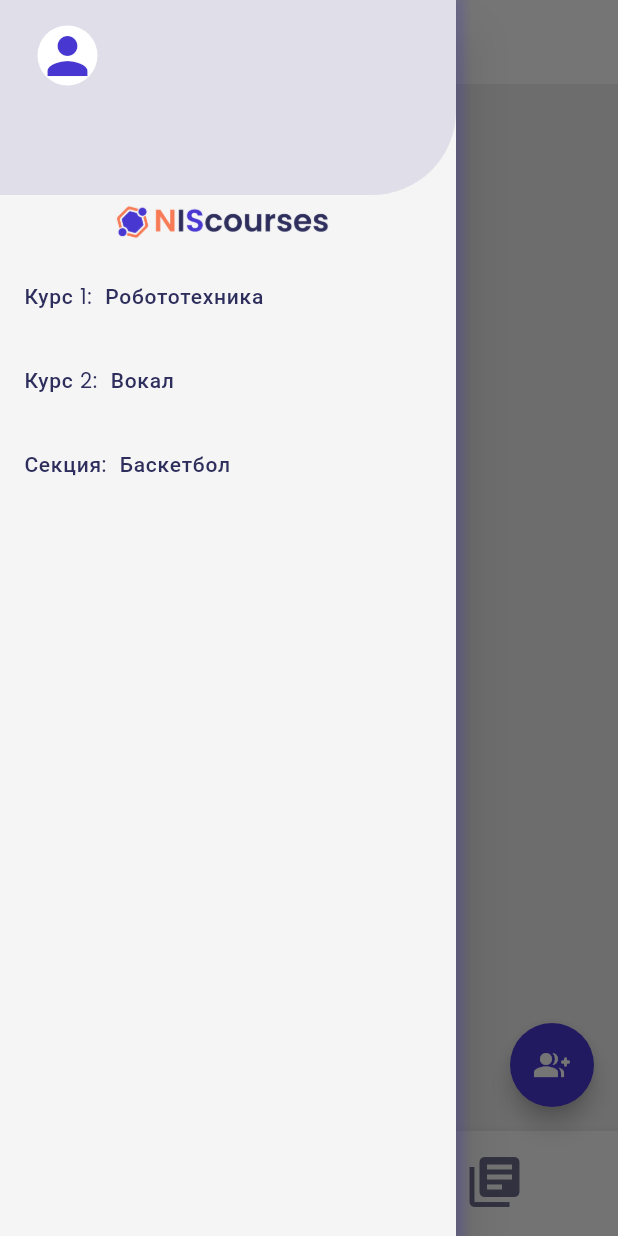
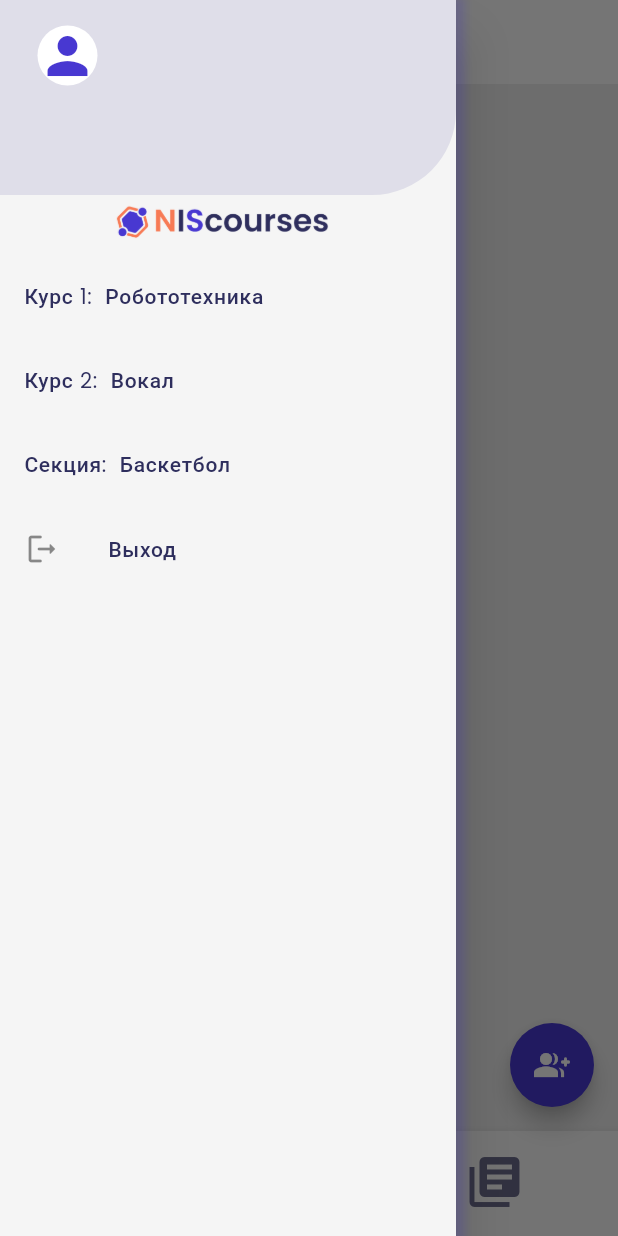
Before and after one commit to Akanov-Kanta/Courses, a Flutter app: the MainPage screen opened directly, with the side drawer open, on a phone screen of 412 x 824 dp. Run offline on Flutter 3.47's test engine with Material 2 defaults, Android fonts, the phone set to English and light mode, and no system bars; our stand-ins replace awesome_dialog, cloud_firestore, firebase_auth, firebase_core, firebase_database, google_fonts; accounts and stored records are empty; network calls fail.

Commit message:
Мелкие, но нужные изменения
Кнопка выхода в сайд баре, замена стримбилдера на фьючербилдер и прочее

```diff
--- a/lib/createnewchapter.dart
+++ b/lib/createnewchapter.dart
@@ -80,7 +80,7 @@ class _CreateNewChapterState extends State<CreateNewChapter> {
               ),
             ),
             CustomInputField(texting: 'Введите название раздела', controller: _nameOfTheChapter),
-            CustomDropDown(texting: 'Выберите раздел ', selectedOption: _selected, options: _chapter, defaultOptions: [],),
+            CustomDropDown(texting: 'Выберите раздел ', selectedOption: _selected, options: _chapter,),
             SizedBox(height: 10,),
             Center(child: SizedBox(child: Text(
               'Выберите раздел',
--- a/lib/pages/courses/createnewcourse.dart
+++ b/lib/pages/courses/createnewcourse.dart
@@ -250,18 +250,18 @@ class CustomDropDown extends StatelessWidget {
   final String texting;
   String? selectedOption;
   List<String> options;
-  final List<String> defaultOptions;
+  late List<String> defaultOptions;
 
   CustomDropDown({
     Key? key,
     required this.texting,
     required this.selectedOption,
     required this.options,
-    required this.defaultOptions,
   }) : super(key: key);
 
   @override
   Widget build(BuildContext context) {
+    defaultOptions = List.from(options);
     return Container(
       width: double.infinity,
       height: 100,
@@ -349,7 +349,6 @@ class TimeTile extends StatelessWidget {
           texting: 'Выберите день недели',
           selectedOption: timeListOptions.elementAt(index),
           options: options,
-          defaultOptions: List.from(options),
         ),
         CustomInputField(
             texting: 'Введите время на день',
--- a/lib/pages/users_page.dart
+++ b/lib/pages/users_page.dart
@@ -60,7 +60,7 @@ class UsersListPage extends StatelessWidget {
   void _deleteUser(User user) async {
     // Delete from Firebase Realtime Database
     FirebaseDatabase.instance
-        .reference()
+        .ref()
         .child("users")
         .child(user.id)
         .remove()
--- a/lib/side_bar.dart
+++ b/lib/side_bar.dart
@@ -1,6 +1,5 @@
 import 'package:firebase_auth/firebase_auth.dart';
 import 'package:flutter/material.dart';
-
 
 class Sidebar extends StatefulWidget {
   @override
@@ -19,7 +18,7 @@ class _SidebarState extends State<Sidebar> {
               color: Color.fromRGBO(72, 56, 209, 0.2),
               spreadRadius: 4,
               blurRadius: 4,
-                  offset: Offset(2,2), // Adjust the shadow position as needed
+              offset: Offset(2, 2), // Adjust the shadow position as needed
             ),
           ],
         ),
@@ -29,26 +28,39 @@ class _SidebarState extends State<Sidebar> {
           children: [
             Container(
                 decoration: BoxDecoration(
-                      color: Color.fromRGBO(25, 17, 121, 0.1), // Задаем серый цвет фона
+                  color: Color.fromRGBO(
+                      25, 17, 121, 0.1), // Задаем серый цвет фона
                   borderRadius: BorderRadius.only(
-                        bottomRight: Radius.circular(56), // Округляем правый верхний угол// Округляем правый нижний угол
+                    bottomRight: Radius.circular(
+                        56), // Округляем правый верхний угол// Округляем правый нижний угол
                   ),
                 ),
-                    padding: EdgeInsets.only(top: MediaQuery.of(context).padding.top + 9, bottom: 9, right: 9, left: 9),
-
+                padding: EdgeInsets.only(
+                    top: MediaQuery.of(context).padding.top + 9,
+                    bottom: 9,
+                    right: 9,
+                    left: 9),
                 child: Column(
                   children: [
                     ListTile(
                       leading: CircleAvatar(
-                            child: Icon(Icons.person, color: Color(0xFF4838D1), size: 40,),
-                            backgroundColor:Colors.white,
+                        child: Icon(
+                          Icons.person,
+                          color: Color(0xFF4838D1),
+                          size: 40,
+                        ),
+                        backgroundColor: Colors.white,
                       ),
                       tileColor: Colors.black,
                     ),
                     ListTile(
                       tileColor: Colors.black,
-                          title:Text(FirebaseAuth.instance.currentUser!.email!, style: TextStyle(color: Color(0xFF2E2E5D), letterSpacing: .5, fontFamily: "poppins"),
-
+                      title: Text(
+                        FirebaseAuth.instance.currentUser!.email!,
+                        style: TextStyle(
+                            color: Color(0xFF2E2E5D),
+                            letterSpacing: .5,
+                            fontFamily: "poppins"),
                       ),
                     ),
                   ],
@@ -60,25 +72,45 @@ class _SidebarState extends State<Sidebar> {
             ListTile(
               title: Text(
                 'Курс 1:  Робототехника',
-                    style: TextStyle(color: Color(0xFF2E2E5D), letterSpacing: .5, fontFamily: "poppins"),
+                style: TextStyle(
+                    color: Color(0xFF2E2E5D),
+                    letterSpacing: .5,
+                    fontFamily: "poppins"),
               ),
             ),
             ListTile(
               title: Text(
                 'Курс 2:  Вокал',
-                    style: TextStyle(color: Color(0xFF2E2E5D), letterSpacing: .5, fontFamily: "poppins"),
+                style: TextStyle(
+                    color: Color(0xFF2E2E5D),
+                    letterSpacing: .5,
+                    fontFamily: "poppins"),
               ),
             ),
             ListTile(
               title: Text(
                 'Секция:  Баскетбол',
-                    style: TextStyle(color: Color(0xFF2E2E5D), letterSpacing: .5,fontFamily: "poppins"),
-
+                style: TextStyle(
+                    color: Color(0xFF2E2E5D),
+                    letterSpacing: .5,
+                    fontFamily: "poppins"),
               ),
-                )
+            ),
+            ListTile(
+              title: Text(
+                'Выход',
+                style: TextStyle(
+                    color: Color(0xFF2E2E5D),
+                    letterSpacing: .5,
+                    fontFamily: "poppins"),
+              ),
+              leading: Icon(Icons.logout_rounded),
+              onTap: (){
+                FirebaseAuth.instance.signOut();
+              },
+            ),
           ],
         ),
-
       ),
     );
   }
```
Also changed, not shown: lib/Auth.dart (+5 -11 lines), pubspec.lock. Lines whose indentation alone changed are shown as unchanged.
